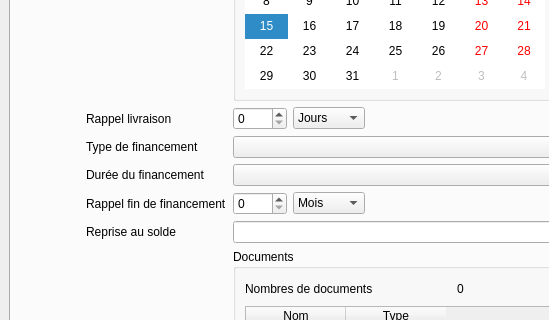
This is mainwindow.ui in firedream89/customer-database as Qt 5 draws it before an edit; both pictures show x 0 to 549 and y 391 to 711 of the 972 by 1210 pixel window. The edited form follows.
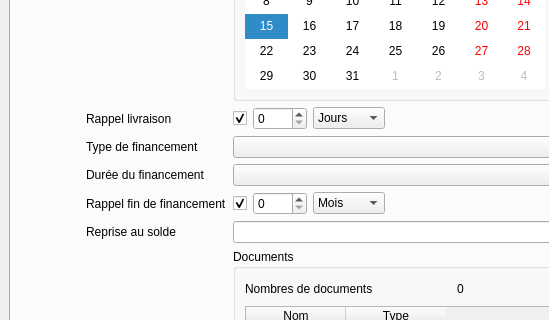
This is the edited form.

Commit message:
Ajout possibilité de désactiver un rappel
Les rappels livraison et financement peuvent désormais être désactivé à la création d'une commande
(Si le rappel livraison est activé cela activera systématiquement le rappel financement)

The edit to the form file:
```diff
--- a/mainwindow.ui
+++ b/mainwindow.ui
@@ -480,6 +480,16 @@
           </item>
           <item row="12" column="1">
            <layout class="QHBoxLayout" name="horizontalLayout_2">
+            <item>
+             <widget class="QCheckBox" name="activRappelFin">
+              <property name="text">
+               <string/>
+              </property>
+              <property name="checked">
+               <bool>true</bool>
+              </property>
+             </widget>
+            </item>
             <item>
              <widget class="QSpinBox" name="inRappelFin">
               <property name="maximum">
@@ -533,6 +543,16 @@
           </item>
           <item row="9" column="1">
            <layout class="QHBoxLayout" name="horizontalLayout_3">
+            <item>
+             <widget class="QCheckBox" name="activRappelLiv">
+              <property name="text">
+               <string/>
+              </property>
+              <property name="checked">
+               <bool>true</bool>
+              </property>
+             </widget>
+            </item>
             <item>
              <widget class="QSpinBox" name="inRappelLiv">
               <property name="maximum">
```
Left out of the diff: 32 changed lines with no effect on the pictures. The commit also changes 4 other files.
